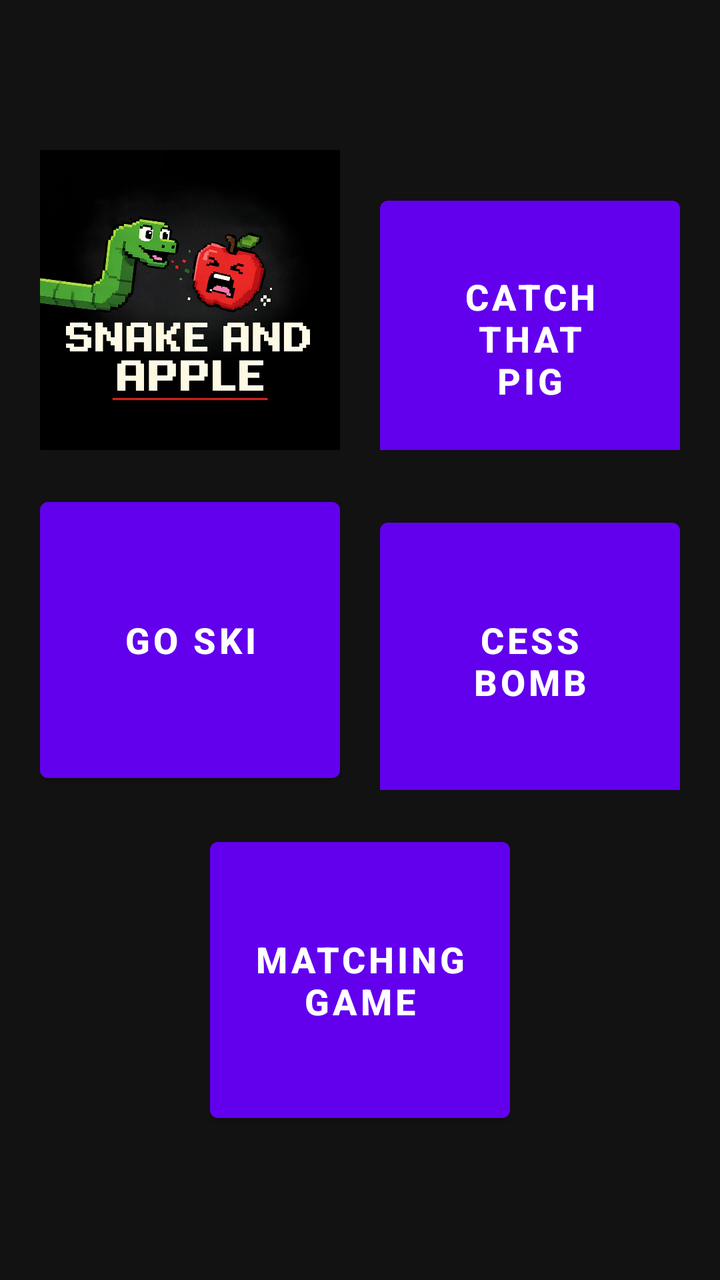
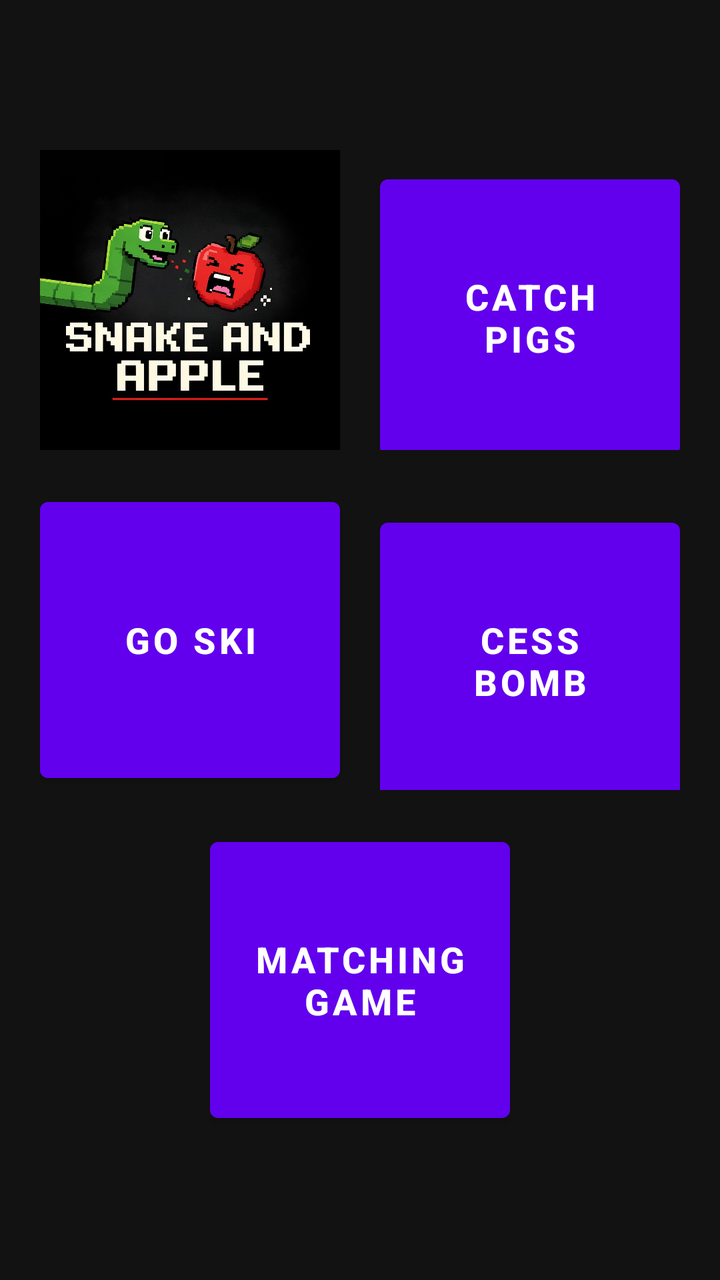

Two renders of the same Android screen: before a commit and after it. Below are the layout's source before the change and the commit's diff.
<!-- AndroidManifest.xml: application theme Theme.SummertimeParty -->
<!-- res/layout/activity_main.xml -->
<?xml version="1.0" encoding="utf-8"?>
<LinearLayout xmlns:android="http://schemas.android.com/apk/res/android"
    android:layout_width="match_parent"
    android:layout_height="match_parent"
    xmlns:app="http://schemas.android.com/apk/res-auto"
    android:orientation="vertical"
    android:gravity="center"
    android:background="#121212">

    
    <LinearLayout
        android:layout_width="wrap_content"
        android:layout_height="wrap_content"
        android:orientation="horizontal"
        android:layout_marginBottom="20dp">

        <Button
            android:id="@+id/btnSnake"
            android:layout_width="150dp"
            android:layout_height="150dp"
            android:background="@drawable/snakeandapplegamelogo"
            app:backgroundTint="@null"
            android:layout_marginEnd="20dp" />

        <Button
            android:id="@+id/btnPig"
            android:layout_width="150dp"
            android:layout_height="150dp"
            android:text="Catch\nThat\nPig"
            android:textSize="18sp"
            android:textStyle="bold" />
    </LinearLayout>

    
    <LinearLayout
        android:layout_width="wrap_content"
        android:layout_height="wrap_content"
        android:orientation="horizontal"
        android:layout_marginBottom="20dp">

        <Button
            android:id="@+id/btnGoSki"
            android:layout_width="150dp"
            android:layout_height="150dp"
            android:text="Go Ski"
            android:textSize="18sp"
            android:textStyle="bold"
            android:layout_marginEnd="20dp" />

        <Button
            android:id="@+id/btnCessBomb"
            android:layout_width="150dp"
            android:layout_height="150dp"
            android:text="Cess\nBomb"
            android:textSize="18sp"
            android:textStyle="bold" />
    </LinearLayout>

    
    <LinearLayout
        android:layout_width="wrap_content"
        android:layout_height="wrap_content"
        android:orientation="horizontal">

        <Button
            android:id="@+id/btnMatching"
            android:layout_width="150dp"
            android:layout_height="150dp"
            android:text="Matching\nGame"
            android:textSize="18sp"
            android:textStyle="bold" />
    </LinearLayout>

</LinearLayout>
<!-- resources referenced by this layout -->
<resources>
  <!-- drawable snakeandapplegamelogo: jpg bitmap (drawable, 189242 bytes) -->
  <style name="Theme.SummertimeParty" parent="Theme.MaterialComponents.DayNight.DarkActionBar">
          
          <item name="colorPrimary">@color/purple_500</item>
          <item name="colorPrimaryVariant">@color/purple_700</item>
          <item name="colorOnPrimary">@color/white</item>
          
          <item name="colorSecondary">@color/teal_200</item>
          <item name="colorSecondaryVariant">@color/teal_700</item>
          <item name="colorOnSecondary">@color/black</item>
          
          <item name="android:statusBarColor">?attr/colorPrimaryVariant</item>
          
      </style>
  <color name="purple_500">#FF6200EE</color>
  <color name="purple_700">#FF3700B3</color>
  <color name="white">#FFFFFFFF</color>
  <color name="teal_200">#FF03DAC5</color>
  <color name="teal_700">#FF018786</color>
  <color name="black">#FF000000</color>
</resources>

<!-- the commit's change to res/layout/activity_main.xml (unified diff, before → after) -->
@@ -26,7 +26,7 @@
             android:id="@+id/btnPig"
             android:layout_width="150dp"
             android:layout_height="150dp"
-            android:text="Catch\nThat\nPig"
+            android:text="Catch\nPigs"
             android:textSize="18sp"
             android:textStyle="bold" />
     </LinearLayout>
